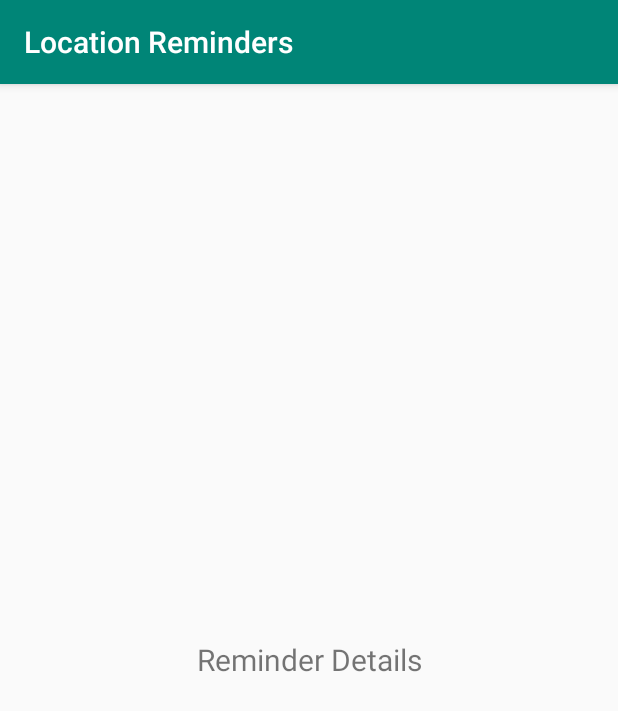
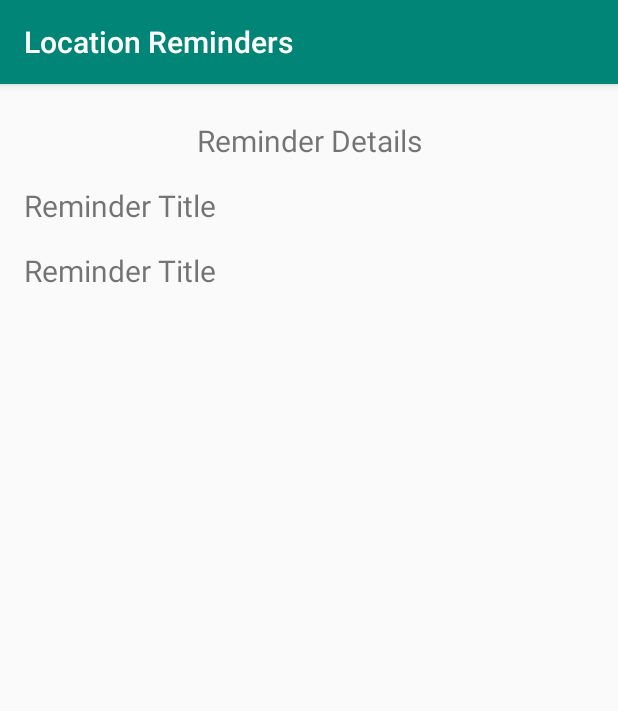
Before and after one commit to omarAhmed22600/Location-Reminder, an Android app: the ReminderDescriptionActivity screen opened directly, with no data from a screen before it, on a phone screen of 412 x 824 dp. Shown: the top 711 px of the screen. Run offline under Robolectric (Android 15) with nearby library versions, the phone set to English and light mode, and no system bars; our stand-ins replace data binding; 1 statement that could not run was skipped.

```diff
--- a/app/src/main/java/com/udacity/project4/locationreminders/geofence/GeofenceBroadcastReceiver.kt
+++ b/app/src/main/java/com/udacity/project4/locationreminders/geofence/GeofenceBroadcastReceiver.kt
@@ -3,6 +3,9 @@ package com.udacity.project4.locationreminders.geofence
 import android.content.BroadcastReceiver
 import android.content.Context
 import android.content.Intent
+import android.util.Log
+import com.google.android.gms.location.GeofencingEvent
+import com.udacity.project4.locationreminders.savereminder.SaveReminderFragment
 
 /**
  * Triggered by the Geofence.  Since we can have many Geofences at once, we pull the request
@@ -16,8 +19,15 @@ import android.content.Intent
 
 class GeofenceBroadcastReceiver : BroadcastReceiver() {
     override fun onReceive(context: Context, intent: Intent) {
+        if (intent.action == SaveReminderFragment.ACTION_GEOFENCE_EVENT) {
+            val geofencingEvent = GeofencingEvent.fromIntent(intent)
 
-//TODO: implement the onReceive method to receive the geofencing events at the background
-
+            if (geofencingEvent.hasError()) {
+                val errorMessage = geofencingEvent.errorCode.toString()+""
+                Log.e("BroadcastReceiver", errorMessage)
+                return
+            }
+            GeofenceTransitionsJobIntentService.enqueueWork(context, intent)
+        }
     }
 }
--- a/app/src/main/java/com/udacity/project4/locationreminders/geofence/GeofenceTransitionsJobIntentService.kt
+++ b/app/src/main/java/com/udacity/project4/locationreminders/geofence/GeofenceTransitionsJobIntentService.kt
@@ -4,6 +4,7 @@ import android.content.Context
 import android.content.Intent
 import androidx.core.app.JobIntentService
 import com.google.android.gms.location.Geofence
+import com.google.android.gms.location.GeofencingEvent
 import com.udacity.project4.locationreminders.data.ReminderDataSource
 import com.udacity.project4.locationreminders.data.dto.ReminderDTO
 import com.udacity.project4.locationreminders.data.dto.Result
@@ -22,8 +23,6 @@ class GeofenceTransitionsJobIntentService : JobIntentService(), CoroutineScope {
 
     companion object {
         private const val JOB_ID = 573
-
-        //        TODO: call this to start the JobIntentService to handle the geofencing transition events
         fun enqueueWork(context: Context, intent: Intent) {
             enqueueWork(
                 context,
@@ -34,16 +33,17 @@ class GeofenceTransitionsJobIntentService : JobIntentService(), CoroutineScope {
     }
 
     override fun onHandleWork(intent: Intent) {
-        //TODO: handle the geofencing transition events and
-        // send a notification to the user when he enters the geofence area
-        //TODO call @sendNotification
+        val event = GeofencingEvent.fromIntent(intent)
+        if (event.geofenceTransition == Geofence.GEOFENCE_TRANSITION_ENTER)
+        {
+            sendNotification(event.triggeringGeofences)
+        }
     }
 
-    //TODO: get the request id of the current geofence
     private fun sendNotification(triggeringGeofences: List<Geofence>) {
-        val requestId = ""
-
-        //Get the local repository instance
+        for(geofence in triggeringGeofences)
+        {
+            val requestId = geofence.requestId
             val remindersLocalRepository: ReminderDataSource by inject()
 //        Interaction to the repository has to be through a coroutine scope
             CoroutineScope(coroutineContext).launch(SupervisorJob()) {
@@ -65,5 +65,6 @@ class GeofenceTransitionsJobIntentService : JobIntentService(), CoroutineScope {
                 }
             }
         }
+    }
 
 }
--- a/app/src/main/res/layout/activity_reminder_description.xml
+++ b/app/src/main/res/layout/activity_reminder_description.xml
@@ -10,24 +10,74 @@
             type="com.udacity.project4.locationreminders.reminderslist.ReminderDataItem" />
     </data>
 
-    <LinearLayout
+    <androidx.constraintlayout.widget.ConstraintLayout
         android:layout_width="match_parent"
         android:layout_height="match_parent"
         android:gravity="center"
         android:orientation="vertical"
         tools:context=".locationreminders.ReminderDescriptionActivity">
-        <!--TODO: add the design of the reminder details-->
 
         <TextView
+            android:id="@+id/textView3"
             android:layout_width="match_parent"
             android:layout_height="wrap_content"
+            android:layout_marginTop="24dp"
             android:gravity="center"
             android:text="Reminder Details"
             android:textSize="@dimen/text_size_large"
-            app:layout_constraintBottom_toBottomOf="parent"
             app:layout_constraintEnd_toEndOf="parent"
             app:layout_constraintStart_toStartOf="parent"
             app:layout_constraintTop_toTopOf="parent" />
 
-    </LinearLayout>
+        <TextView
+            android:id="@+id/title_label"
+            android:layout_width="0dp"
+            android:layout_height="wrap_content"
+            android:layout_marginStart="16dp"
+            android:layout_marginTop="16dp"
+            android:gravity="center"
+            android:text="@string/reminder_title"
+            android:textSize="@dimen/text_size_large"
+            app:layout_constraintStart_toStartOf="parent"
+            app:layout_constraintTop_toBottomOf="@+id/textView3" />
+
+        <TextView
+            android:id="@+id/title_text"
+            android:layout_width="0dp"
+            android:layout_height="wrap_content"
+            android:layout_marginStart="24dp"
+            android:layout_marginTop="16dp"
+            android:gravity="center"
+            android:text="@{reminderDataItem.title}"
+            android:textSize="@dimen/text_size_large"
+            app:layout_constraintStart_toEndOf="@+id/title_label"
+            app:layout_constraintTop_toBottomOf="@+id/textView3"
+            tools:text="@string/reminder_title" />
+
+        <TextView
+            android:id="@+id/description_text"
+            android:layout_width="0dp"
+            android:layout_height="wrap_content"
+            android:text="@{reminderDataItem.description}"
+            android:layout_marginStart="24dp"
+            android:layout_marginTop="16dp"
+            android:gravity="center"
+            android:textSize="@dimen/text_size_large"
+            app:layout_constraintStart_toEndOf="@+id/description_label"
+            app:layout_constraintTop_toBottomOf="@+id/title_text"
+            tools:text="@string/reminder_desc" />
+
+        <TextView
+            android:id="@+id/description_label"
+            android:layout_width="0dp"
+            android:layout_height="wrap_content"
+            android:layout_marginStart="16dp"
+            android:layout_marginTop="16dp"
+            android:gravity="center"
+            android:text="@string/reminder_title"
+            android:textSize="@dimen/text_size_large"
+            app:layout_constraintStart_toStartOf="parent"
+            app:layout_constraintTop_toBottomOf="@+id/title_label" />
+
+    </androidx.constraintlayout.widget.ConstraintLayout>
 </layout>
```
Lines whose indentation alone changed are shown as unchanged.
